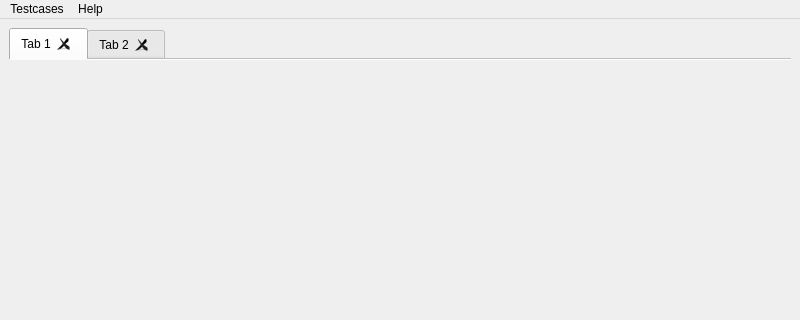
Above: view/testgen.ui from fbarden/TestGen before the change; both pictures show x 0 to 800 and y 0 to 320 of the 800 by 600 pixel window. Below: the same form after it.
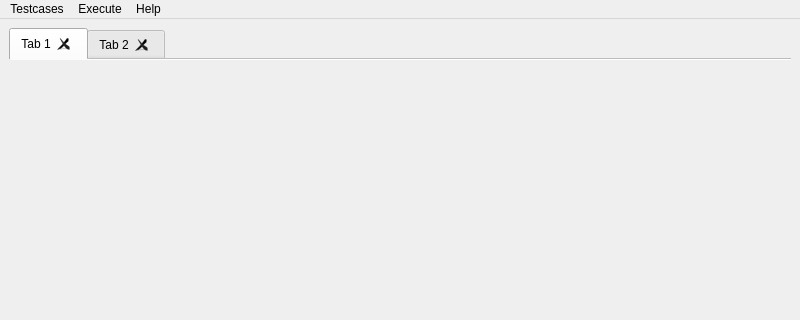
That is the form after the change.

Commit message: [Testcases-Integracao] Lots of fixes on templates. Also refines the TSW methods. Introduces the 'Run..' menu, as well as an initial implementation.

Diff of the .ui file:
```diff
--- a/view/testgen.ui
+++ b/view/testgen.ui
@@ -64,7 +64,15 @@
     </property>
     <addaction name="actionAbout_TestGen"/>
    </widget>
+   <widget class="QMenu" name="menuRun">
+    <property name="title">
+     <string>Execute</string>
+    </property>
+    <addaction name="actionRun_Testcase"/>
+    <addaction name="actionRun_Testplan"/>
+   </widget>
    <addaction name="menuTestcases"/>
+   <addaction name="menuRun"/>
    <addaction name="menuAbout"/>
   </widget>
   <widget class="QStatusBar" name="statusbar"/>
```
Left out of the diff: 10 changed lines with no effect on the pictures. The commit also changes 12 other files.
